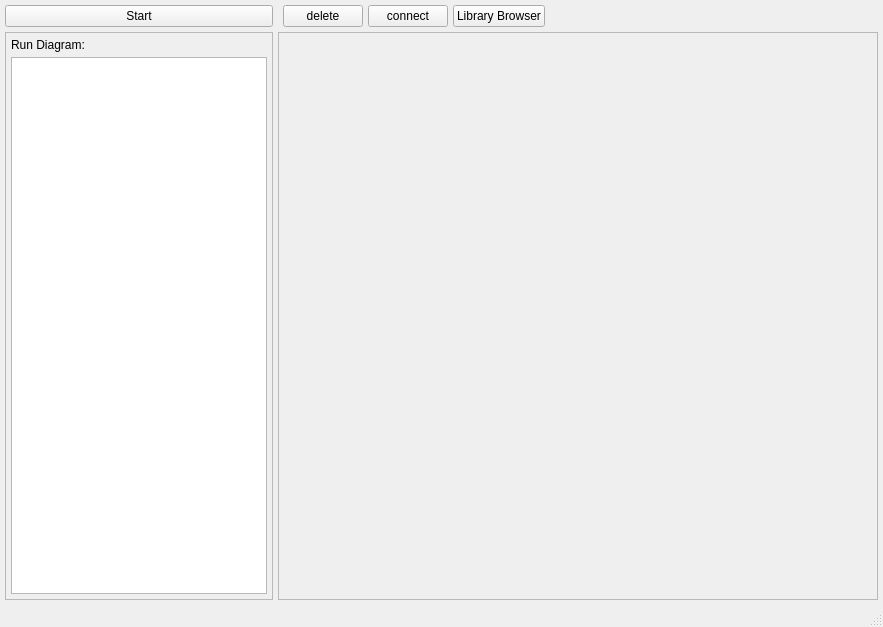
The window that form.ui (karuku97/HyperSpectralApp) describes before a commit, drawn with Qt 5.
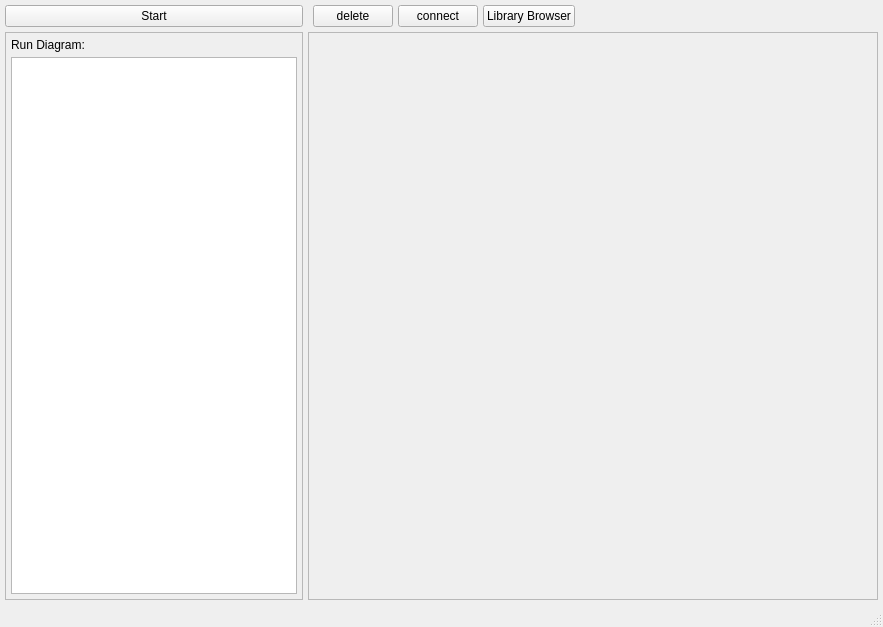
The same window after the commit.

Commit message: Added new Tree as GraphicsWidget

Patch:
```diff
--- a/form.ui
+++ b/form.ui
@@ -68,61 +68,7 @@
         </widget>
        </item>
        <item row="1" column="0">
-        <widget class="QTreeWidget" name="tree_main">
-         <property name="sizePolicy">
-          <sizepolicy hsizetype="Preferred" vsizetype="Minimum">
-           <horstretch>0</horstretch>
-           <verstretch>1</verstretch>
-          </sizepolicy>
-         </property>
-         <property name="frameShape">
-          <enum>QFrame::StyledPanel</enum>
-         </property>
-         <property name="frameShadow">
-          <enum>QFrame::Sunken</enum>
-         </property>
-         <property name="midLineWidth">
-          <number>1</number>
-         </property>
-         <property name="editTriggers">
-          <set>QAbstractItemView::DoubleClicked|QAbstractItemView::EditKeyPressed</set>
-         </property>
-         <property name="dragEnabled">
-          <bool>true</bool>
-         </property>
-         <property name="dragDropOverwriteMode">
-          <bool>false</bool>
-         </property>
-         <property name="dragDropMode">
-          <enum>QAbstractItemView::DropOnly</enum>
-         </property>
-         <property name="defaultDropAction">
-          <enum>Qt::MoveAction</enum>
-         </property>
-         <property name="alternatingRowColors">
-          <bool>false</bool>
-         </property>
-         <property name="selectionMode">
-          <enum>QAbstractItemView::ExtendedSelection</enum>
-         </property>
-         <property name="selectionBehavior">
-          <enum>QAbstractItemView::SelectItems</enum>
-         </property>
-         <property name="rootIsDecorated">
-          <bool>true</bool>
-         </property>
-         <property name="columnCount">
-          <number>1</number>
-         </property>
-         <attribute name="headerVisible">
-          <bool>false</bool>
-         </attribute>
-         <column>
-          <property name="text">
-           <string notr="true">1</string>
-          </property>
-         </column>
-        </widget>
+        <widget class="QGraphicsView" name="gph_view"/>
        </item>
       </layout>
      </widget>
```
Left out of the diff: 2 changed lines with no effect on the pictures. The commit also changes 3 other files.
